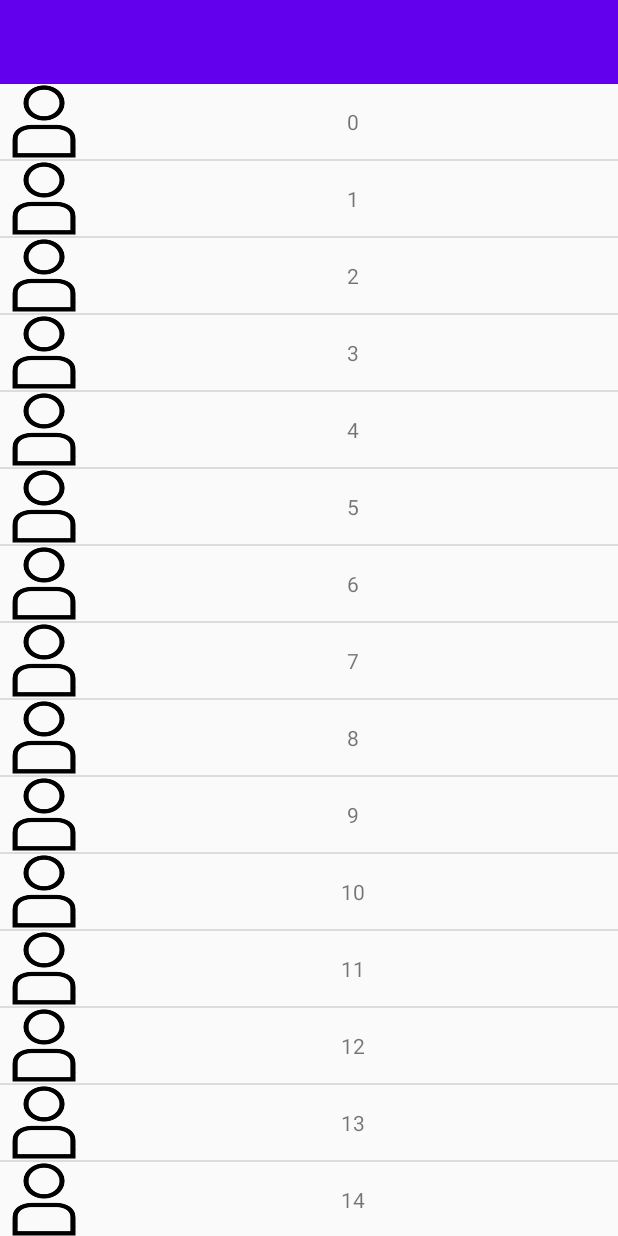
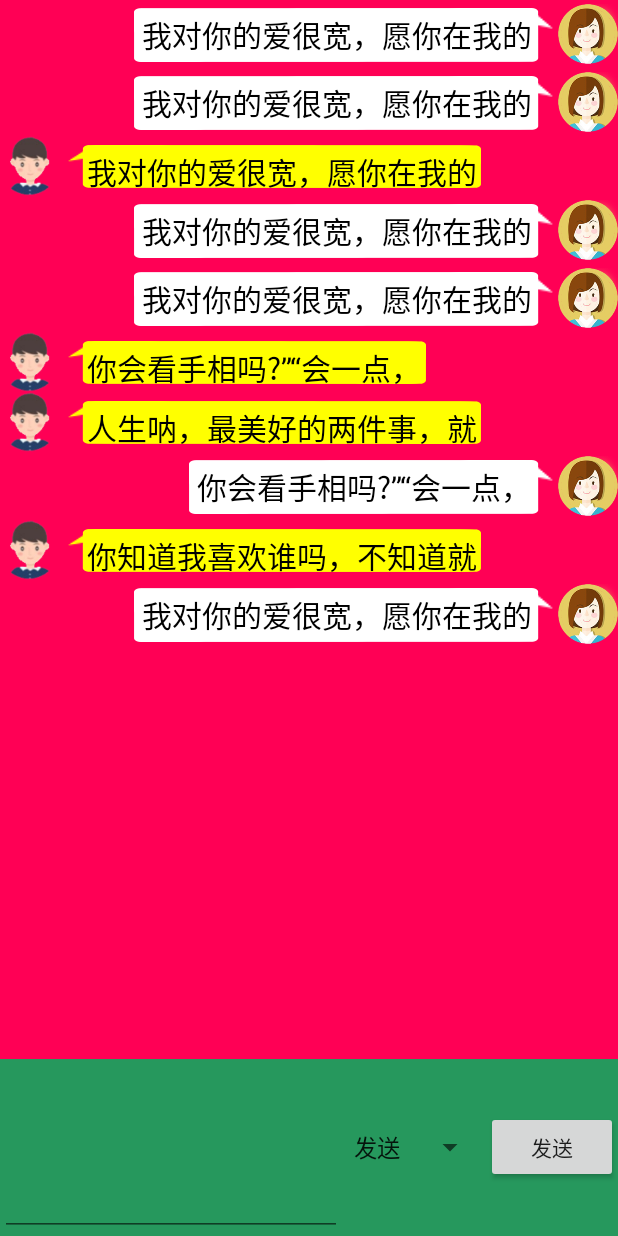
Before and after one commit to FaceWallHan/BiographyHeroes, an Android app: the screen it shows after launch (HideTitleActivity before the commit, ChatActivity after it), on a phone screen of 412 x 824 dp. Run offline under Robolectric (Android 15) with nearby library versions, the phone set to English and light mode, and no system bars.

```diff
--- a/app/src/main/AndroidManifest.xml
+++ b/app/src/main/AndroidManifest.xml
@@ -9,9 +9,10 @@
         android:roundIcon="@mipmap/ic_launcher_round"
         android:supportsRtl="true"
         android:theme="@style/AppTheme">
+        <activity android:name=".activity.HideTitleActivity"/>
         <activity android:name=".activity.ListViewActivity"/>
         <activity android:name=".activity.MainActivity"/>
-        <activity android:name=".activity.HideTitleActivity">
+        <activity android:name=".activity.ChatActivity">
             <intent-filter>
                 <action android:name="android.intent.action.MAIN" />
 
--- /dev/null
+++ b/app/src/main/java/com/example/hero/ChatBean.java
@@ -0,0 +1,27 @@
+package com.example.hero;
+
+public class ChatBean {
+    private boolean type;
+    public boolean isType() {
+        return type;
+    }
+
+    public void setType(boolean type) {
+        this.type = type;
+    }
+
+    public String getContent() {
+        return content;
+    }
+
+    public void setContent(String content) {
+        this.content = content;
+    }
+
+    public ChatBean(boolean type, String content) {
+        this.type = type;
+        this.content = content;
+    }
+
+    private String content;
+}
--- /dev/null
+++ b/app/src/main/java/com/example/hero/activity/ChatActivity.java
@@ -0,0 +1,90 @@
+package com.example.hero.activity;
+
+import android.os.Bundle;
+import android.util.Log;
+import android.view.View;
+import android.widget.AdapterView;
+import android.widget.Button;
+import android.widget.EditText;
+import android.widget.ListView;
+import android.widget.Spinner;
+import android.widget.Toast;
+
+import androidx.annotation.Nullable;
+import androidx.appcompat.app.AppCompatActivity;
+
+import com.example.hero.ChatBean;
+import com.example.hero.R;
+import com.example.hero.adapter.ChatAdapter;
+
+import java.util.ArrayList;
+import java.util.List;
+import java.util.Random;
+
+public class ChatActivity extends AppCompatActivity {
+    private List<ChatBean> list;
+    private Spinner type_list;
+    private EditText send_content;
+    private Button send;
+    private ChatAdapter adapter;
+    private ListView chatList;
+    @Override
+    protected void onCreate(@Nullable Bundle savedInstanceState) {
+        super.onCreate(savedInstanceState);
+        setContentView(R.layout.chat_layout);
+        inView();
+        addData();
+        setListener();
+
+    }
+    private void addData(){
+        list.clear();
+        boolean[] types ={true,false};
+        String[] contents ={"孔子 孟子 老子，你知道你最适合当什么子吗?”“不知道。”“我的妻子。"
+                        ,"人生呐，最美好的两件事，就是睡你——睡觉，和你"
+                        ,"你会看手相吗?”“会一点，你命里缺我"
+                        ,"你知道我喜欢谁吗，不知道就看看第一个字。"
+                        ,"我对你的爱很宽，愿你在我的爱里，一生都迷路。"};
+        Random random=new Random();
+        for (int i = 1; i <=10; i++) {
+            list.add(new ChatBean(types[random.nextInt(types.length)],
+                    contents[random.nextInt(contents.length)]));
+        }
+        adapter=new ChatAdapter(ChatActivity.this,list);
+        chatList.setAdapter(adapter);
+        adapter.notifyDataSetChanged();
+    }
+    private void setListener(){
+        send.setOnClickListener(new View.OnClickListener() {
+            @Override
+            public void onClick(View view) {
+                String type=type_list.getSelectedItem().toString();
+                String content=send_content.getText().toString().trim();
+                if (!content.equals("")){
+                    boolean index=type.equals("发送");
+                    list.add(new ChatBean(index,content));
+                    adapter.notifyDataSetChanged();
+                    chatList.setSelection(list.size()-1);
+                    send_content.setText("");
+                }else {
+                    Toast.makeText(ChatActivity.this, "输入为空！！！", Toast.LENGTH_SHORT).show();
+                }
+            }
+        });
+        chatList.setOnItemClickListener(new AdapterView.OnItemClickListener() {
+            @Override
+            public void onItemClick(AdapterView<?> adapterView, View view, int i, long l) {
+                adapter.setCurrentItem(i);
+                adapter.notifyDataSetChanged();
+            }
+        });
+    }
+    private void inView(){
+        list=new ArrayList<>();
+        chatList = findViewById(R.id.chatList);
+        send_content=findViewById(R.id.send_content);
+        type_list=findViewById(R.id.type_list);
+        type_list.setSelection(0);
+        send=findViewById(R.id.send);
+    }
+}
--- /dev/null
+++ b/app/src/main/java/com/example/hero/adapter/ChatAdapter.java
@@ -0,0 +1,100 @@
+package com.example.hero.adapter;
+
+import android.content.Context;
+import android.util.Log;
+import android.view.Gravity;
+import android.view.LayoutInflater;
+import android.view.View;
+import android.view.ViewGroup;
+import android.widget.ArrayAdapter;
+import android.widget.ImageView;
+import android.widget.LinearLayout;
+import android.widget.TextView;
+
+import androidx.annotation.NonNull;
+import androidx.annotation.Nullable;
+
+import com.example.hero.ChatBean;
+import com.example.hero.R;
+
+import java.util.ArrayList;
+import java.util.List;
+
+public class ChatAdapter extends ArrayAdapter<ChatBean> {
+    private List<ChatBean> list;
+    private int currentItem;
+
+    public void setCurrentItem(int currentItem) {
+        this.currentItem = currentItem;
+    }
+
+    public int getCurrentItem() {
+        return currentItem;
+    }
+
+    public ChatAdapter(@NonNull Context context, List<ChatBean> list) {
+        super(context, 0);
+        this.list=list;
+    }
+
+    @Override
+    public int getCount() {
+        return list.size();
+    }
+
+    @Nullable
+    @Override
+    public ChatBean getItem(int position) {
+        return list.get(position);
+    }
+
+    @Override
+    public long getItemId(int position) {
+        return position;
+    }
+
+    @NonNull
+    @Override
+    public View getView(int position, @Nullable View convertView, @NonNull ViewGroup parent) {
+        ChatBean bean=list.get(position);
+        TextView text;
+        if (bean.isType()){
+            convertView= LayoutInflater.from(parent.getContext()).inflate(R.layout.chat_item_in_layout,parent,false);
+            text=convertView.findViewById(R.id.text_in);
+        }else{
+            convertView= LayoutInflater.from(parent.getContext()).inflate(R.layout.chat_item_out_layout,parent,false);
+            text=convertView.findViewById(R.id.text_out);
+        }
+        String content=bean.getContent();
+        if (content.length()>13){
+            content=content.substring(0,13);
+        }
+        LinearLayout layout=new LinearLayout(parent.getContext());
+        layout.setOrientation(LinearLayout.VERTICAL);
+        if (position==getCurrentItem()){
+            layout.addView(addFocus(parent.getContext()));
+        }else {
+            layout.addView(addNormalView(parent.getContext(),content));
+        }
+        text.setText(content);
+        return convertView;
+    }
+    private View addFocus(Context context){
+        ImageView view=new ImageView(context);
+        view.setBackgroundResource(R.drawable.giao);
+        return view;
+    }
+    private View addNormalView(Context context,String data){
+        LinearLayout layout=new LinearLayout(context);
+        layout.setOrientation(LinearLayout.VERTICAL);
+        ImageView img=new ImageView(context);
+        img.setBackgroundResource(R.drawable.left);
+        layout.addView(img,new LinearLayout.LayoutParams(LinearLayout.LayoutParams.WRAP_CONTENT,LinearLayout.LayoutParams.WRAP_CONTENT));
+        TextView text=new TextView(context);
+        text.setText(data);
+        img.setBackgroundResource(R.drawable.left);
+        layout.addView(text,new LinearLayout.LayoutParams(LinearLayout.LayoutParams.WRAP_CONTENT,LinearLayout.LayoutParams.WRAP_CONTENT));
+        layout.setGravity(Gravity.CENTER);
+        return layout;
+    }
+}
--- /dev/null
+++ b/app/src/main/res/layout/chat_item_in_layout.xml
@@ -0,0 +1,21 @@
+<?xml version="1.0" encoding="utf-8"?>
+<LinearLayout xmlns:android="http://schemas.android.com/apk/res/android"
+    android:orientation="horizontal"
+    android:layout_width="match_parent"
+    android:layout_height="wrap_content"
+    android:gravity="center_vertical"
+    android:layout_marginEnd="40dp">
+    <ImageView
+        android:src="@drawable/default_head"
+        android:id="@+id/img_in"
+        android:layout_width="40dp"
+        android:layout_height="40dp"/>
+    <TextView
+        android:textColor="#000000"
+        android:textSize="20sp"
+        android:gravity="center_vertical"
+        android:background="@drawable/path_yellow"
+        android:id="@+id/text_in"
+        android:layout_width="wrap_content"
+        android:layout_height="wrap_content" />
+</LinearLayout>
--- /dev/null
+++ b/app/src/main/res/layout/chat_item_out_layout.xml
@@ -0,0 +1,25 @@
+<?xml version="1.0" encoding="utf-8"?>
+<LinearLayout xmlns:android="http://schemas.android.com/apk/res/android"
+    android:orientation="horizontal"
+    android:layout_width="match_parent"
+    android:layout_height="wrap_content"
+    android:gravity="center_vertical"
+    android:layout_marginStart="40dp">
+    <TextView
+        android:layout_weight="1"
+        android:layout_width="0dp"
+        android:layout_height="wrap_content"/>
+    <TextView
+        android:textColor="#000000"
+        android:textSize="20sp"
+        android:gravity="center_vertical"
+        android:background="@drawable/path_white"
+        android:id="@+id/text_out"
+        android:layout_width="wrap_content"
+        android:layout_height="wrap_content"/>
+    <ImageView
+        android:src="@drawable/touxiang_1"
+        android:id="@+id/img_out"
+        android:layout_width="40dp"
+        android:layout_height="40dp"/>
+</LinearLayout>
--- /dev/null
+++ b/app/src/main/res/layout/chat_layout.xml
@@ -0,0 +1,38 @@
+<?xml version="1.0" encoding="utf-8"?>
+<LinearLayout xmlns:android="http://schemas.android.com/apk/res/android"
+    xmlns:tools="http://schemas.android.com/tools"
+    android:orientation="vertical"
+    android:layout_width="match_parent"
+    android:layout_height="match_parent"
+    android:background="#ff0055">
+    <ListView
+        android:divider="@null"
+        android:id="@+id/chatList"
+        android:layout_width="match_parent"
+        android:layout_height="0dp"
+        android:layout_weight="6"/>
+    <LinearLayout
+        android:background="#26985D"
+        android:gravity="center_vertical"
+        android:layout_width="match_parent"
+        android:layout_height="0dp"
+        android:layout_weight="1"
+        android:orientation="horizontal">
+        <EditText
+            android:id="@+id/send_content"
+            android:layout_weight="5"
+            android:layout_width="0dp"
+            android:layout_height="match_parent"
+            tools:ignore="NestedWeights" />
+        <Spinner
+            android:entries="@array/type"
+            android:id="@+id/type_list"
+            android:layout_width="wrap_content"
+            android:layout_height="match_parent"/>
+        <Button
+            android:id="@+id/send"
+            android:text="发送"
+            android:layout_width="wrap_content"
+            android:layout_height="wrap_content"/>
+    </LinearLayout>
+</LinearLayout>
--- a/app/src/main/res/values/strings.xml
+++ b/app/src/main/res/values/strings.xml
@@ -1,3 +1,7 @@
 <resources>
     <string name="app_name">BiographyHeroes</string>
+    <string-array name="type">
+        <item>发送</item>
+        <item>接受</item>
+    </string-array>
 </resources>
```
Also changed, not shown: app/src/main/res/drawable-hdpi/path_yellow.9.png, app/src/main/res/drawable/default_head.png (added), app/src/main/res/drawable/touxiang_1.png (added).
